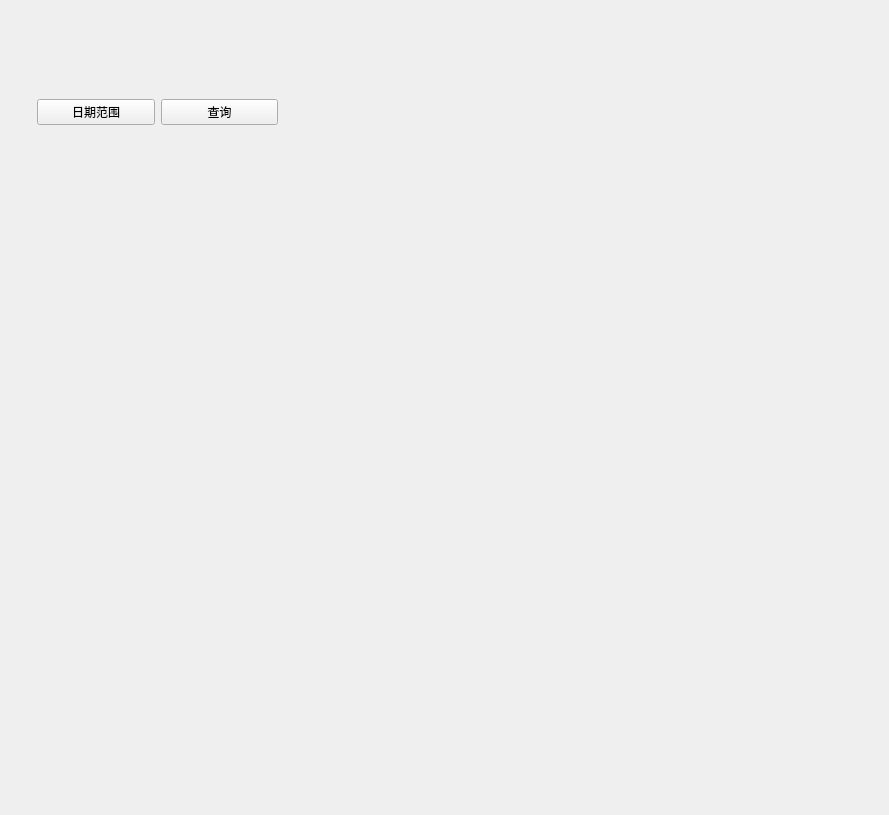
Old version of the form UI/Ui_attendance.ui in the repository hq22-q/MihiroToolbox.
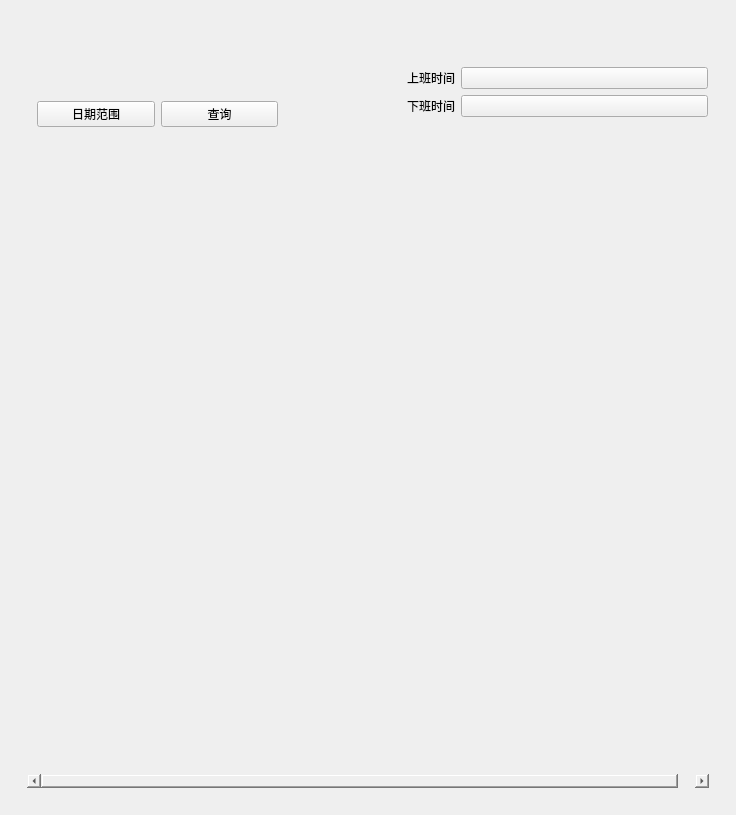
New version of the form. Custom widgets are drawn as their Qt base class.

```diff
--- a/UI/Ui_attendance.ui
+++ b/UI/Ui_attendance.ui
@@ -6,7 +6,7 @@
    <rect>
     <x>0</x>
     <y>0</y>
-    <width>889</width>
+    <width>736</width>
     <height>815</height>
    </rect>
   </property>
@@ -33,23 +33,22 @@
      </property>
      <item>
       <widget class="QWidget" name="widget" native="true">
+       <property name="maximumSize">
+        <size>
+         <width>16777215</width>
+         <height>101</height>
+        </size>
+       </property>
        <widget class="QWidget" name="gridLayoutWidget">
         <property name="geometry">
          <rect>
           <x>10</x>
           <y>30</y>
           <width>241</width>
-          <height>51</height>
+          <height>54</height>
          </rect>
         </property>
         <layout class="QGridLayout" name="gridLayout">
-         <item row="0" column="0">
-          <widget class="ComboBox" name="comboBox">
-           <property name="text">
-            <string>日期范围</string>
-           </property>
-          </widget>
-         </item>
          <item row="0" column="1">
           <widget class="PushButton" name="select">
            <property name="text">
@@ -57,6 +56,53 @@
            </property>
           </widget>
          </item>
+         <item row="0" column="0">
+          <widget class="ComboBox" name="comboBox">
+           <property name="text">
+            <string>日期范围</string>
+           </property>
+          </widget>
+         </item>
+        </layout>
+       </widget>
+       <widget class="QWidget" name="formLayoutWidget">
+        <property name="geometry">
+         <rect>
+          <x>380</x>
+          <y>10</y>
+          <width>301</width>
+          <height>81</height>
+         </rect>
+        </property>
+        <layout class="QFormLayout" name="formLayout">
+         <item row="0" column="1">
+          <widget class="TimePicker" name="startTime">
+           <property name="text">
+            <string/>
+           </property>
+          </widget>
+         </item>
+         <item row="0" column="0">
+          <widget class="PixmapLabel" name="label">
+           <property name="text">
+            <string>上班时间</string>
+           </property>
+          </widget>
+         </item>
+         <item row="1" column="0">
+          <widget class="PixmapLabel" name="label_2">
+           <property name="text">
+            <string>下班时间</string>
+           </property>
+          </widget>
+         </item>
+         <item row="1" column="1">
+          <widget class="TimePicker" name="endTime">
+           <property name="text">
+            <string/>
+           </property>
+          </widget>
+         </item>
         </layout>
        </widget>
       </widget>
@@ -83,8 +129,8 @@
          <rect>
           <x>0</x>
           <y>0</y>
-          <width>839</width>
-          <height>618</height>
+          <width>700</width>
+          <height>601</height>
          </rect>
         </property>
         <property name="sizePolicy">
@@ -141,6 +187,16 @@
    <extends>QTableView</extends>
    <header location="global">qfluentwidgets</header>
   </customwidget>
+  <customwidget>
+   <class>PixmapLabel</class>
+   <extends>QLabel</extends>
+   <header location="global">qfluentwidgets</header>
+  </customwidget>
+  <customwidget>
+   <class>TimePicker</class>
+   <extends>QPushButton</extends>
+   <header location="global">qfluentwidgets</header>
+  </customwidget>
  </customwidgets>
  <resources/>
  <connections/>
```
